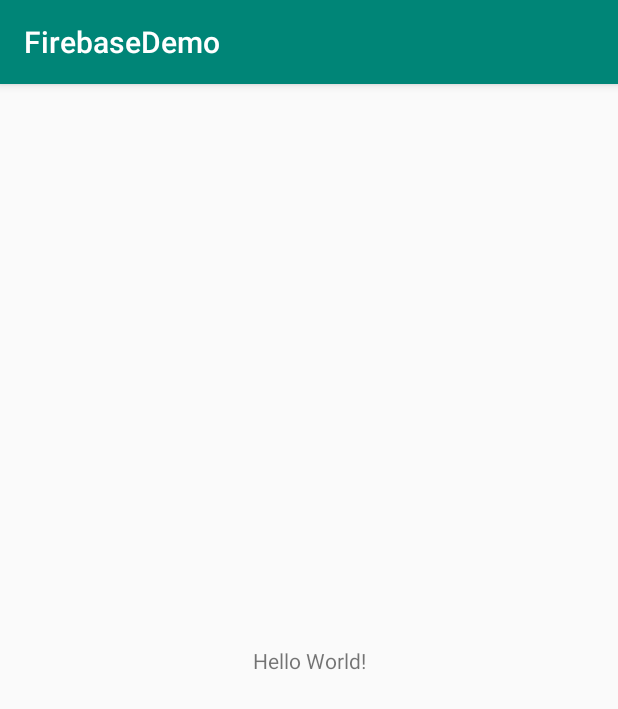
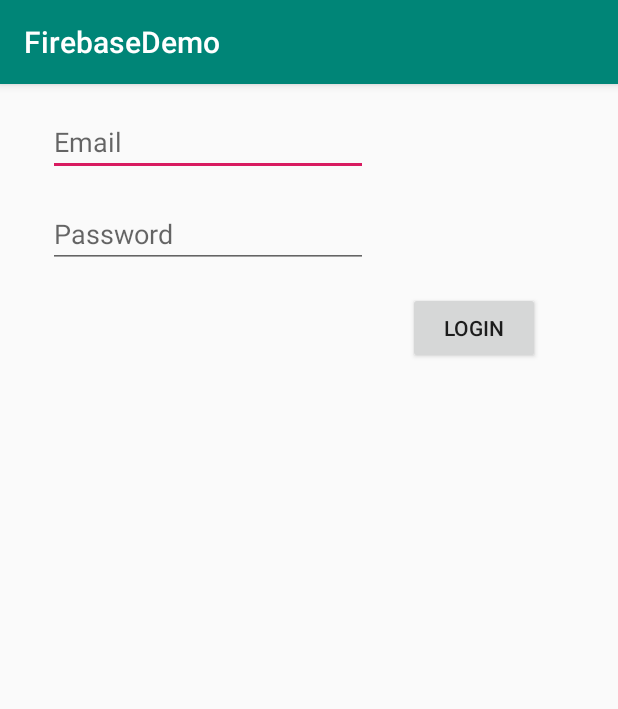
Before and after one commit to ZattWine/firebase-demo, an Android app: the screen it shows after launch (MainActivity before the commit, AuthActivity after it), on a phone screen of 412 x 824 dp. Shown: the top 709 px of the screen. Run offline under Robolectric (Android 15) with nearby library versions, the phone set to English and light mode, and no system bars; our stand-ins replace Firebase (no records; nobody signed in at launch, a user with empty details on screens opened directly).

Commit message:
add auth

```diff
--- /dev/null
+++ b/app/src/main/java/com/norm/firebasedemo/AuthActivity.kt
@@ -0,0 +1,90 @@
+package com.norm.firebasedemo
+
+import android.content.Intent
+import androidx.appcompat.app.AppCompatActivity
+import android.os.Bundle
+import android.util.Log
+import android.widget.EditText
+import android.widget.Toast
+import com.google.firebase.auth.FirebaseAuth
+import kotlinx.android.synthetic.main.activity_auth.*
+
+class AuthActivity : AppCompatActivity() {
+
+    private lateinit var mAuth: FirebaseAuth
+
+    private lateinit var mEmail: EditText
+    private lateinit var mPassword: EditText
+
+    override fun onCreate(savedInstanceState: Bundle?) {
+        super.onCreate(savedInstanceState)
+        setContentView(R.layout.activity_auth)
+
+        mAuth = FirebaseAuth.getInstance()
+
+        // ui elements
+        initUiElement()
+
+    }
+
+    private fun initUiElement() {
+        mEmail = findViewById(R.id.txtEmail)
+        mPassword = findViewById(R.id.txtPassword)
+
+        btn_login.setOnClickListener {
+
+            // validate user email and password is null or empty
+            validateEmailAndPassword()
+
+            mAuth.signInWithEmailAndPassword(mEmail.text.toString(), mPassword.text.toString())
+                .addOnCompleteListener {
+                    if (it.isSuccessful) {
+                        Log.d(TAG, "signInWithEmail:success")
+                        navigateToMainActivity()
+
+                    }
+                }
+                .addOnFailureListener {
+                    Log.e(TAG, "$it.message")
+                    Toast.makeText(this, "Something went wrong!", Toast.LENGTH_SHORT).show()
+                }
+        }
+    }
+
+    private fun validateEmailAndPassword() {
+        val email = mEmail.text
+        val password = mPassword.text
+
+        if(email.isNullOrEmpty()) {
+            mEmail.error = "Email cannot be empty"
+            mEmail.requestFocus()
+        }
+
+        if (password.isNullOrEmpty()) {
+            mPassword.error = "Password cannot be empty"
+            mPassword.requestFocus()
+        }
+    }
+
+    override fun onStart() {
+        super.onStart()
+        if (isLoggedIn()) {
+            navigateToMainActivity()
+        }
+    }
+
+    private fun navigateToMainActivity() {
+        val intent = Intent(this, MainActivity::class.java)
+        startActivity(intent)
+
+        finish()
+    }
+
+    private fun isLoggedIn(): Boolean {
+        return mAuth.currentUser != null
+    }
+
+    companion object {
+        private val TAG = AuthActivity::class.java.simpleName
+    }
+}
--- /dev/null
+++ b/app/src/main/java/com/norm/firebasedemo/MyApp.kt
@@ -0,0 +1,15 @@
+package com.norm.firebasedemo
+
+import android.app.Application
+import android.content.Context
+import androidx.multidex.MultiDex
+
+/**
+ * Created by Kyaw Zayar Tun on 2020-02-22.
+ */
+class MyApp: Application() {
+    override fun attachBaseContext(base: Context?) {
+        super.attachBaseContext(base)
+        MultiDex.install(this)
+    }
+}
--- /dev/null
+++ b/app/src/main/res/layout/activity_auth.xml
@@ -0,0 +1,45 @@
+<?xml version="1.0" encoding="utf-8"?>
+<androidx.constraintlayout.widget.ConstraintLayout xmlns:android="http://schemas.android.com/apk/res/android"
+    xmlns:app="http://schemas.android.com/apk/res-auto"
+    xmlns:tools="http://schemas.android.com/tools"
+    android:layout_width="match_parent"
+    android:layout_height="match_parent"
+    tools:context=".AuthActivity">
+
+    <EditText
+        android:id="@+id/txtEmail"
+        android:layout_width="wrap_content"
+        android:layout_height="wrap_content"
+        android:layout_marginTop="16dp"
+        android:ems="10"
+        android:inputType="textEmailAddress"
+        android:hint="@string/str_email"
+        app:layout_constraintEnd_toEndOf="parent"
+        app:layout_constraintHorizontal_bias="0.16"
+        app:layout_constraintStart_toStartOf="parent"
+        app:layout_constraintTop_toTopOf="parent" />
+
+    <EditText
+        android:id="@+id/txtPassword"
+        android:layout_width="wrap_content"
+        android:layout_height="wrap_content"
+        android:layout_marginTop="16dp"
+        android:ems="10"
+        android:inputType="textPassword"
+        android:hint="@string/str_password"
+        app:layout_constraintEnd_toEndOf="parent"
+        app:layout_constraintHorizontal_bias="0.16"
+        app:layout_constraintStart_toStartOf="parent"
+        app:layout_constraintTop_toBottomOf="@+id/txtEmail" />
+
+    <Button
+        android:id="@+id/btn_login"
+        android:layout_width="wrap_content"
+        android:layout_height="wrap_content"
+        android:layout_marginTop="16dp"
+        android:text="@string/str_login"
+        app:layout_constraintEnd_toEndOf="parent"
+        app:layout_constraintHorizontal_bias="0.84"
+        app:layout_constraintStart_toStartOf="parent"
+        app:layout_constraintTop_toBottomOf="@+id/txtPassword" />
+</androidx.constraintlayout.widget.ConstraintLayout>
--- a/app/src/main/res/values/strings.xml
+++ b/app/src/main/res/values/strings.xml
@@ -1,3 +1,6 @@
 <resources>
     <string name="app_name">FirebaseDemo</string>
+    <string name="str_login">Login</string>
+    <string name="str_email">Email</string>
+    <string name="str_password">Password</string>
 </resources>
```
Also changed, not shown: app/build.gradle (+6 -1 lines), app/src/main/AndroidManifest.xml (+10 -2 lines).
